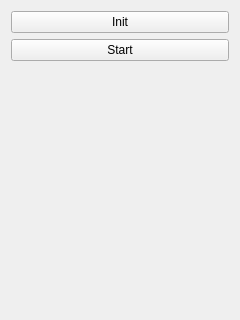
Qt form schnapps/plugins/shallow_water/shallow_water.ui (cgogn/SCHNApps) before a commit; both pictures show x 0 to 240 and y 0 to 320 of the 240 by 600 pixel window.
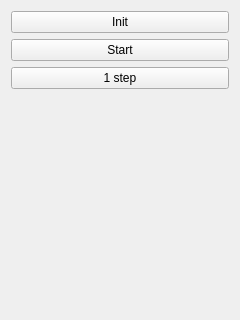
The same form after that commit.

Commit message: shallow_water: step by step UI button + bug fixes

Diff of the .ui file:
```diff
--- a/schnapps/plugins/shallow_water/shallow_water.ui
+++ b/schnapps/plugins/shallow_water/shallow_water.ui
@@ -15,7 +15,7 @@
    <string>Form</string>
   </property>
   <layout class="QGridLayout" name="gridLayout">
-   <item row="2" column="0" colspan="2">
+   <item row="3" column="0" colspan="2">
     <spacer name="verticalSpacer">
      <property name="orientation">
       <enum>Qt::Vertical</enum>
@@ -42,6 +42,13 @@
      </property>
     </widget>
    </item>
+   <item row="2" column="0" colspan="2">
+    <widget class="QPushButton" name="button_1_step">
+     <property name="text">
+      <string>1 step</string>
+     </property>
+    </widget>
+   </item>
   </layout>
  </widget>
  <resources/>
```
Left out of the diff: 2 changed lines with no effect on the pictures. The commit also changes 9 other files.
